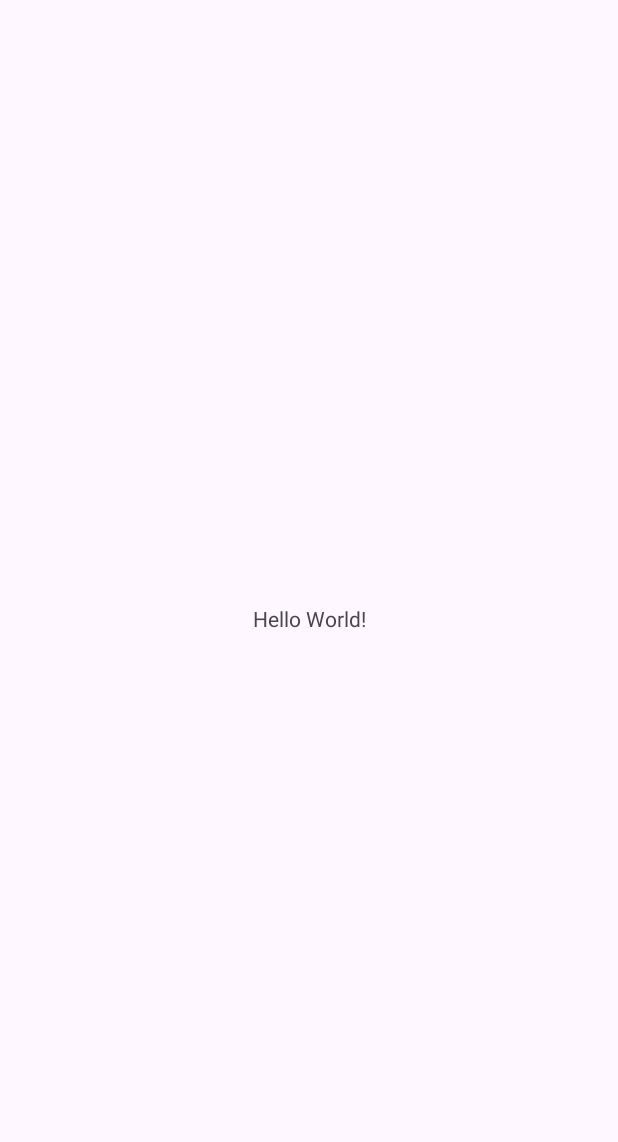
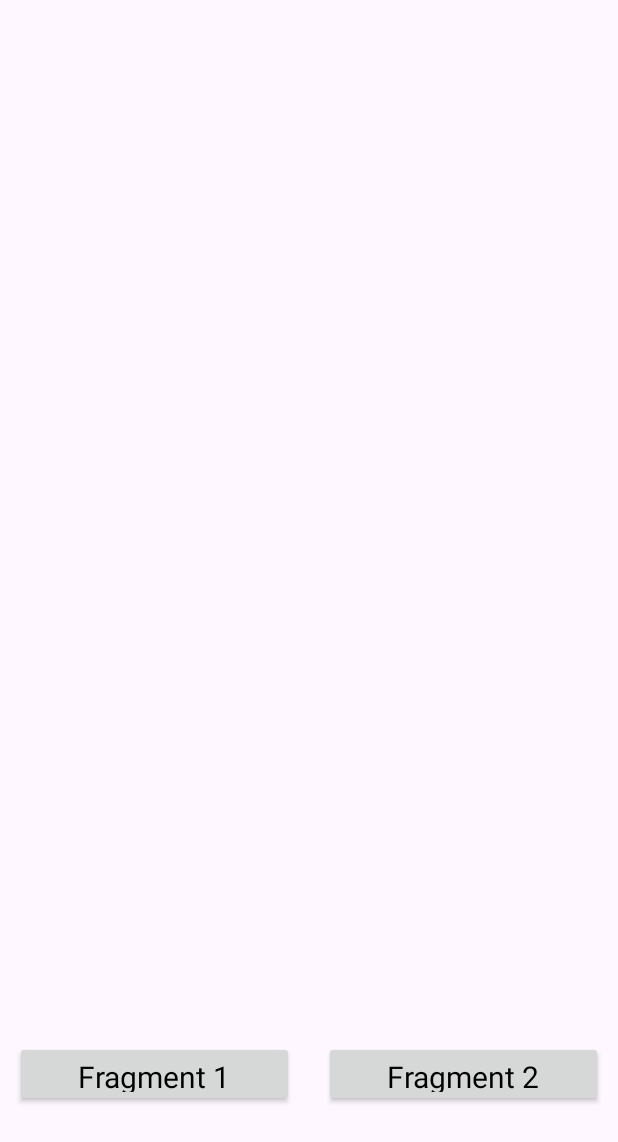
Before and after one commit to Kelaskaraditya1/Fragments, an Android app: the screen it shows after launch (MainActivity), on a phone screen of 412 x 824 dp. Before the commit the part shown is almost empty. Shown: the top 1142 px of the screen. Run offline under Robolectric (Android 15) with nearby library versions, the phone set to English and light mode, and no system bars; our stand-ins replace data binding.

Commit message:
fragment spreading issue to be resolved

```diff
--- a/app/build.gradle.kts
+++ b/app/build.gradle.kts
@@ -33,6 +33,9 @@ android {
     kotlinOptions {
         jvmTarget = "1.8"
     }
+    buildFeatures{
+        dataBinding=true
+    }
 }
 
 dependencies {
--- a/app/src/main/AndroidManifest.xml
+++ b/app/src/main/AndroidManifest.xml
@@ -13,7 +13,7 @@
         android:theme="@style/Theme.Fragments"
         tools:targetApi="31">
         <activity
-            android:name=".MainActivity"
+            android:name=".Activity.MainActivity"
             android:exported="true">
             <intent-filter>
                 <action android:name="android.intent.action.MAIN" />
--- /dev/null
+++ b/app/src/main/java/com/starkindustries/fragments/Activity/MainActivity.kt
@@ -0,0 +1,46 @@
+package com.starkindustries.fragments.Activity
+import android.os.Bundle
+import androidx.activity.enableEdgeToEdge
+import androidx.appcompat.app.AppCompatActivity
+import androidx.core.view.ViewCompat
+import androidx.core.view.WindowInsetsCompat
+import androidx.databinding.DataBindingUtil
+import androidx.fragment.app.FragmentManager
+import androidx.fragment.app.FragmentTransaction
+import com.starkindustries.fragments.Fragments.FragmentOne
+import com.starkindustries.fragments.Fragments.FragmentSecond
+import com.starkindustries.fragments.R
+import com.starkindustries.fragments.databinding.ActivityMainBinding
+
+class MainActivity : AppCompatActivity() {
+    lateinit var binding:ActivityMainBinding
+    override fun onCreate(savedInstanceState: Bundle?) {
+        super.onCreate(savedInstanceState)
+        enableEdgeToEdge()
+        setContentView(R.layout.activity_main)
+        binding= DataBindingUtil.setContentView(this,R.layout.activity_main)
+//        var fragmentManager:FragmentManager = supportFragmentManager
+//        var transaction1:FragmentTransaction = fragmentManager.beginTransaction()
+//        transaction1.add(R.id.framelayout, FragmentOne())
+//        transaction1.commit()
+        binding.fragment1Button.setOnClickListener()
+        {
+            var fragmentManager:FragmentManager = supportFragmentManager
+            var transaction1:FragmentTransaction = fragmentManager.beginTransaction()
+            transaction1.replace(R.id.framelayout, FragmentOne())
+            transaction1.commit()
+        }
+        binding.fragment2Button.setOnClickListener()
+        {
+            var fragmentManager:FragmentManager = supportFragmentManager
+            var transaction1:FragmentTransaction = fragmentManager.beginTransaction()
+            transaction1.replace(R.id.framelayout,FragmentSecond())
+            transaction1.commit()
+        }
+        ViewCompat.setOnApplyWindowInsetsListener(findViewById(R.id.main)) { v, insets ->
+            val systemBars = insets.getInsets(WindowInsetsCompat.Type.systemBars())
+            v.setPadding(systemBars.left, systemBars.top, systemBars.right, systemBars.bottom)
+            insets
+        }
+    }
+}
--- a/app/src/main/java/com/starkindustries/fragments/MainActivity.kt
+++ /dev/null
@@ -1,20 +0,0 @@
-package com.starkindustries.fragments
-
-import android.os.Bundle
-import androidx.activity.enableEdgeToEdge
-import androidx.appcompat.app.AppCompatActivity
-import androidx.core.view.ViewCompat
-import androidx.core.view.WindowInsetsCompat
-
-class MainActivity : AppCompatActivity() {
-    override fun onCreate(savedInstanceState: Bundle?) {
-        super.onCreate(savedInstanceState)
-        enableEdgeToEdge()
-        setContentView(R.layout.activity_main)
-        ViewCompat.setOnApplyWindowInsetsListener(findViewById(R.id.main)) { v, insets ->
-            val systemBars = insets.getInsets(WindowInsetsCompat.Type.systemBars())
-            v.setPadding(systemBars.left, systemBars.top, systemBars.right, systemBars.bottom)
-            insets
-        }
-    }
-}
--- a/app/src/main/res/layout/activity_main.xml
+++ b/app/src/main/res/layout/activity_main.xml
@@ -1,19 +1,57 @@
 <?xml version="1.0" encoding="utf-8"?>
-<androidx.constraintlayout.widget.ConstraintLayout xmlns:android="http://schemas.android.com/apk/res/android"
+<layout
+    xmlns:android="http://schemas.android.com/apk/res/android"
     xmlns:app="http://schemas.android.com/apk/res-auto"
-    xmlns:tools="http://schemas.android.com/tools"
-    android:id="@+id/main"
-    android:layout_width="match_parent"
-    android:layout_height="match_parent"
-    tools:context=".MainActivity">
-
-    <TextView
-        android:layout_width="wrap_content"
-        android:layout_height="wrap_content"
-        android:text="Hello World!"
-        app:layout_constraintBottom_toBottomOf="parent"
-        app:layout_constraintEnd_toEndOf="parent"
-        app:layout_constraintStart_toStartOf="parent"
-        app:layout_constraintTop_toTopOf="parent" />
-
-</androidx.constraintlayout.widget.ConstraintLayout>
+    xmlns:tools="http://schemas.android.com/tools">
+    <androidx.constraintlayout.widget.ConstraintLayout
+        android:id="@+id/main"
+        android:layout_width="match_parent"
+        android:layout_height="match_parent"
+        tools:context=".Activity.MainActivity">
+        <FrameLayout
+            android:id="@+id/framelayout"
+            android:layout_width="match_parent"
+            android:layout_height="550dp"
+            app:layout_constraintTop_toTopOf="parent"
+            app:layout_constraintBottom_toBottomOf="parent"
+            app:layout_constraintRight_toRightOf="parent"
+            app:layout_constraintLeft_toLeftOf="parent"
+            app:layout_constraintVertical_bias="0.15"
+            android:layout_marginBottom="?attr/actionBarSize">
+        </FrameLayout>
+        <androidx.appcompat.widget.LinearLayoutCompat
+            android:layout_width="match_parent"
+            android:layout_height="?attr/actionBarSize"
+            app:layout_constraintTop_toTopOf="parent"
+            app:layout_constraintBottom_toBottomOf="parent"
+            app:layout_constraintRight_toRightOf="parent"
+            app:layout_constraintLeft_toLeftOf="parent"
+            app:layout_constraintVertical_bias="0.9"
+            android:orientation="horizontal">
+            <androidx.appcompat.widget.AppCompatButton
+                android:id="@+id/fragment1Button"
+                android:layout_width="0dp"
+                android:layout_height="match_parent"
+                android:layout_weight="1"
+                android:layout_margin="10dp"
+                android:text="Fragment 1"
+                android:textSize="20sp"
+                android:textAppearance="@color/black"
+                android:textColor="@color/black"
+                android:textAlignment="center">
+            </androidx.appcompat.widget.AppCompatButton>
+            <androidx.appcompat.widget.AppCompatButton
+                android:id="@+id/fragment2Button"
+                android:layout_width="0dp"
+                android:layout_height="match_parent"
+                android:layout_weight="1"
+                android:layout_margin="10dp"
+                android:text="Fragment 2"
+                android:textSize="20sp"
+                android:textAppearance="@color/black"
+                android:textColor="@color/black"
+                android:textAlignment="center">
+            </androidx.appcompat.widget.AppCompatButton>
+        </androidx.appcompat.widget.LinearLayoutCompat>
+    </androidx.constraintlayout.widget.ConstraintLayout>
+</layout>
--- a/app/src/main/res/values/strings.xml
+++ b/app/src/main/res/values/strings.xml
@@ -1,3 +1,5 @@
 <resources>
     <string name="app_name">Fragments</string>
+    <!-- TODO: Remove or change this placeholder text -->
+    <string name="hello_blank_fragment">Hello blank fragment</string>
 </resources>
```
Also changed, not shown: app/src/main/java/com/starkindustries/fragments/Fragments/FragmentOne.kt (added, +66 -0 lines), app/src/main/java/com/starkindustries/fragments/Fragments/FragmentSecond.kt (added, +66 -0 lines), app/src/main/res/layout/fragment_one.xml (added, +21 -0 lines), app/src/main/res/layout/fragment_second.xml (added, +21 -0 lines).
